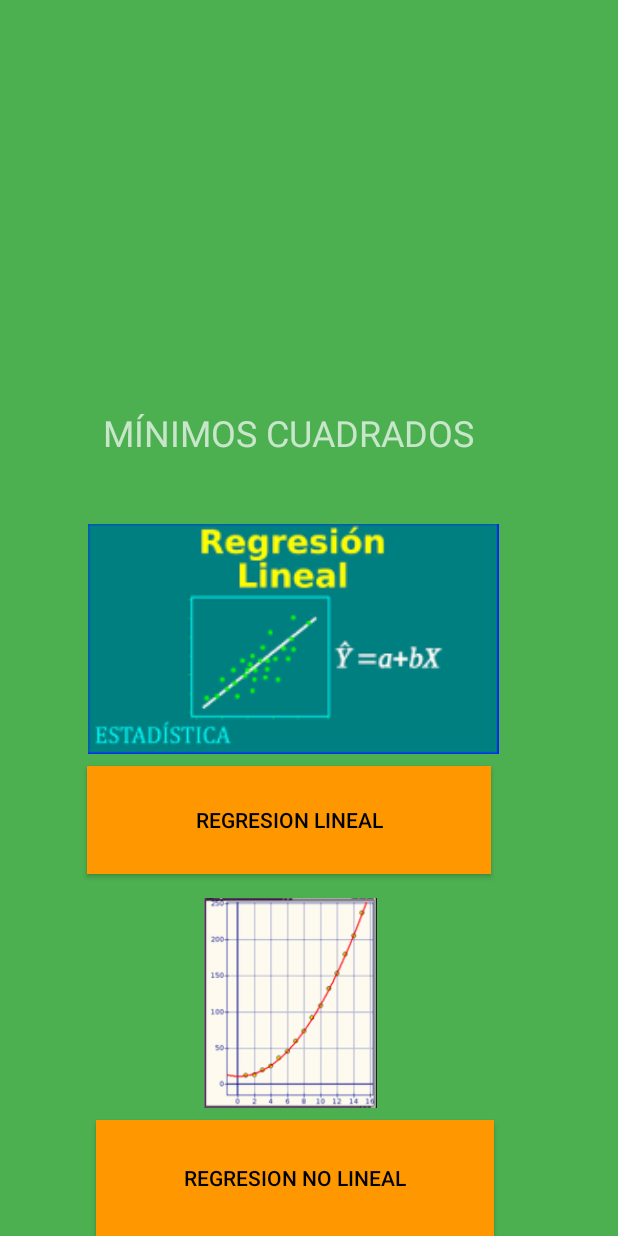
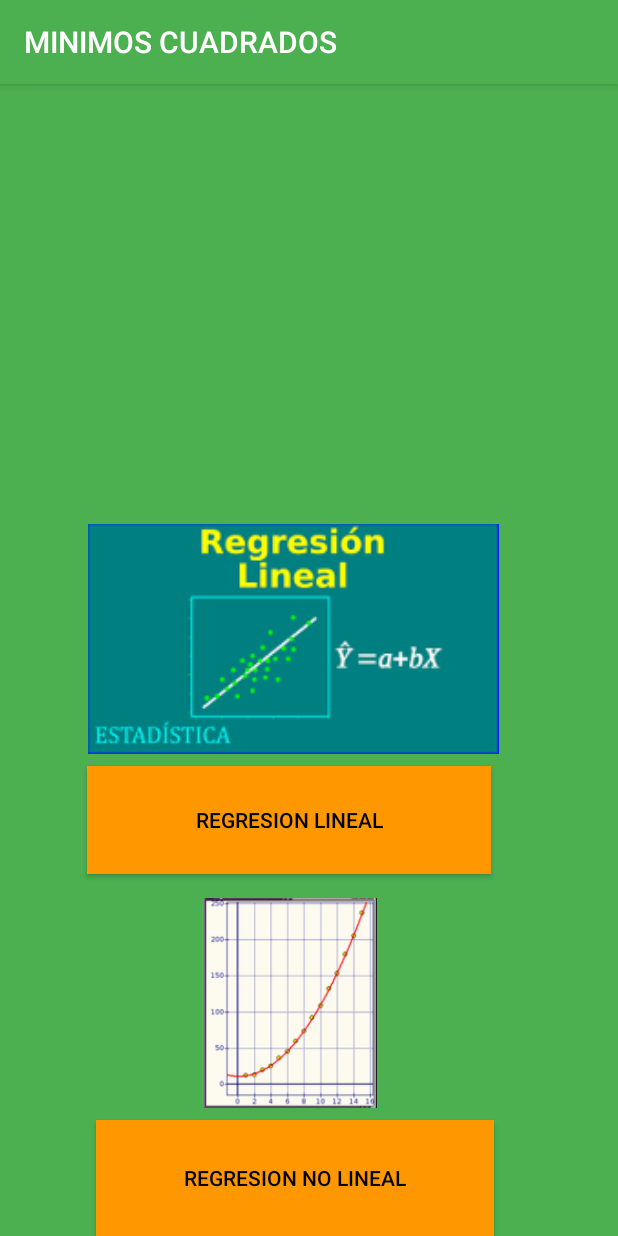
Before and after one commit to jhossmar/regresionapp, an Android app: the screen it shows after launch (MainActivity), on a phone screen of 412 x 824 dp. Run offline under Robolectric (Android 15) with nearby library versions, the phone set to English and light mode, and no system bars.

Commit message:
Add toolbar

```diff
--- a/app/src/main/java/com/example/marcelo/regresionapp/MainActivity.java
+++ b/app/src/main/java/com/example/marcelo/regresionapp/MainActivity.java
@@ -5,6 +5,8 @@ import android.support.v7.app.AppCompatActivity;
 import android.os.Bundle;
 import android.view.View;
 import android.widget.Button;
+import android.support.v7.widget.Toolbar;
+//import android.widget.Toolbar;
 
 public class MainActivity extends AppCompatActivity {
 
@@ -29,8 +31,16 @@ public class MainActivity extends AppCompatActivity {
                 startActivity(itent);
             }
         });
-
+        showToolbar(getResources().getString(R.string.toolbar_title_mainActivity),false);
 
     }
 
+    public void showToolbar(String titulo, boolean upButton){
+
+        Toolbar toolbar = (Toolbar) findViewById(R.id.toolbar);
+        setSupportActionBar(toolbar);
+        getSupportActionBar().setTitle(titulo);
+        getSupportActionBar().setDisplayHomeAsUpEnabled(upButton);
+    }
+
 }
--- a/app/src/main/res/layout/activity_lineal.xml
+++ b/app/src/main/res/layout/activity_lineal.xml
@@ -8,12 +8,13 @@
     android:fitsSystemWindows="true"
     android:background="@color/colorPrimary">
 
+
+
     <ScrollView
         android:layout_width="match_parent"
         android:layout_height="match_parent"
         android:fillViewport="true"
         >
-
         <LinearLayout
             android:layout_width="match_parent"
             android:layout_height="wrap_content"
@@ -25,6 +26,7 @@
                 android:layout_height="wrap_content"
                 android:orientation="vertical">
 
+                <include layout="@layout/layout_toolbar" />
 
                 <android.support.design.widget.TextInputLayout
                     android:layout_width="match_parent"
--- a/app/src/main/res/layout/activity_main.xml
+++ b/app/src/main/res/layout/activity_main.xml
@@ -8,6 +8,7 @@
     android:background="@color/colorPrimary"
     android:orientation="vertical">
 
+        <include layout="@layout/layout_toolbar"/>
 
 
         <Button
@@ -67,24 +68,4 @@
             app:layout_constraintHorizontal_bias="0.0"
             app:layout_constraintStart_toStartOf="parent" />
 
-        <TextView
-            android:id="@+id/textView"
-            android:layout_width="268dp"
-            android:layout_height="69dp"
-            android:layout_marginStart="58dp"
-            android:layout_marginEnd="58dp"
-            android:layout_marginBottom="8dp"
-            android:text="MÍNIMOS CUADRADOS"
-            android:textAlignment="center"
-            android:textColor="@color/colorPrimaryLight"
-            android:textSize="24sp"
-            app:layout_constraintBottom_toTopOf="@+id/imageView"
-            app:layout_constraintEnd_toEndOf="parent"
-            app:layout_constraintHorizontal_bias="0.0"
-            app:layout_constraintStart_toStartOf="parent" />
-
-        >
-
-
-
 </android.support.constraint.ConstraintLayout>
--- a/app/src/main/res/layout/activity_no_lineal.xml
+++ b/app/src/main/res/layout/activity_no_lineal.xml
@@ -8,18 +8,23 @@
     android:fitsSystemWindows="true"
     android:background="@color/colorPrimary">
 
+
+
+
     <LinearLayout
         android:layout_width="match_parent"
         android:layout_height="match_parent"
         android:orientation="vertical"
         android:weightSum="1"
         >
+
         <LinearLayout
             android:layout_width="match_parent"
             android:layout_height="match_parent"
             android:layout_weight="0.6"
             android:orientation="vertical"
             >
+            <include layout="@layout/layout_toolbar" />
             <android.support.design.widget.TextInputLayout
                 android:layout_width="match_parent"
                 android:layout_height="wrap_content"
--- a/app/src/main/res/layout/content_referencia.xml
+++ b/app/src/main/res/layout/content_referencia.xml
@@ -6,7 +6,6 @@
     android:layout_height="match_parent"
     tools:context=".ReferenciaActivity"
     tools:showIn="@layout/activity_referencia"
-
     >
 
 </android.support.constraint.ConstraintLayout>
--- /dev/null
+++ b/app/src/main/res/layout/layout_toolbar.xml
@@ -0,0 +1,18 @@
+<?xml version="1.0" encoding="utf-8"?>
+
+<android.support.design.widget.AppBarLayout
+    xmlns:android="http://schemas.android.com/apk/res/android"
+    xmlns:app="http://schemas.android.com/apk/res-auto"
+    xmlns:tools="http://schemas.android.com/tools"
+    android:layout_width="match_parent"
+    android:layout_height="wrap_content"
+    android:theme="@style/AppTheme.AppBarOverlay">
+
+    <android.support.v7.widget.Toolbar
+        android:id="@+id/toolbar"
+        android:layout_width="match_parent"
+        android:layout_height="?attr/actionBarSize"
+        android:background="?attr/colorPrimary"
+        app:popupTheme="@style/AppTheme.PopupOverlay" />
+
+</android.support.design.widget.AppBarLayout>
--- a/app/src/main/res/values/strings.xml
+++ b/app/src/main/res/values/strings.xml
@@ -13,4 +13,5 @@
     <string name="title_activity_referencia">ReferenciaActivity</string>
     <string name="input_datox">valor de x</string>
     <string name="input_datoy">valor de y</string>
+    <string name="toolbar_title_mainActivity">MINIMOS CUADRADOS</string>
 </resources>
```
Also changed, not shown: app/src/main/AndroidManifest.xml (+19 -3 lines), app/src/main/java/com/example/marcelo/regresionapp/LinealActivity.java (+11 -1 lines), app/src/main/java/com/example/marcelo/regresionapp/NoLinealActivity.java (+9 -0 lines).
